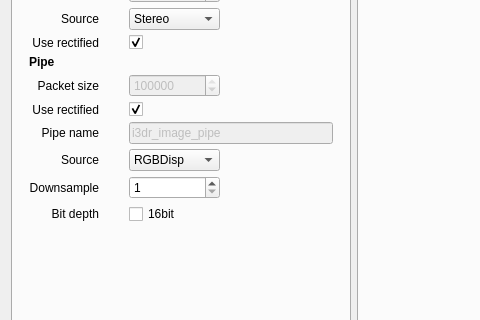
Above: src/svtkwindow.ui from i3drobotics/stereo-vision-toolkit before the change; both pictures show x 0 to 480 and y 324 to 644 of the 1200 by 800 pixel window. Below: the same form after it.
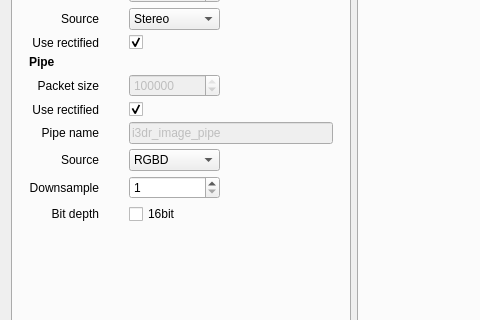
That is the form after the change.

What changed in the file:
```diff
--- a/src/svtkwindow.ui
+++ b/src/svtkwindow.ui
@@ -1242,7 +1242,7 @@
                <item row="16" column="1">
                 <widget class="QComboBox" name="comboBoxPiperSource">
                  <property name="currentIndex">
-                  <number>5</number>
+                  <number>4</number>
                  </property>
                  <item>
                   <property name="text">
```
